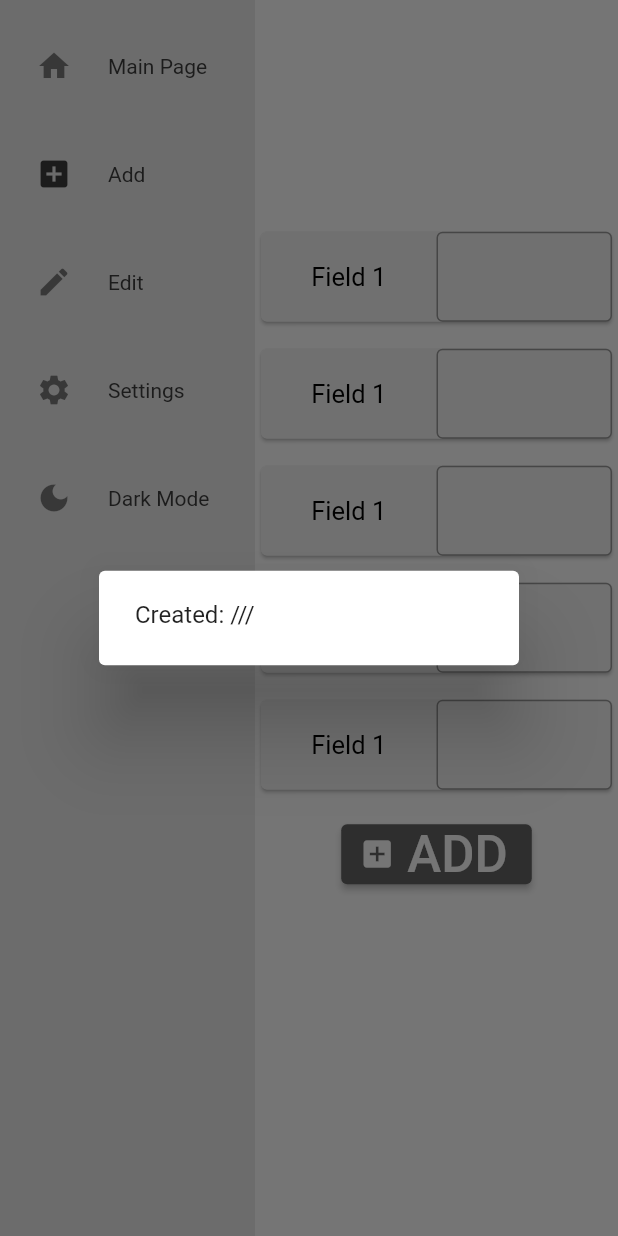
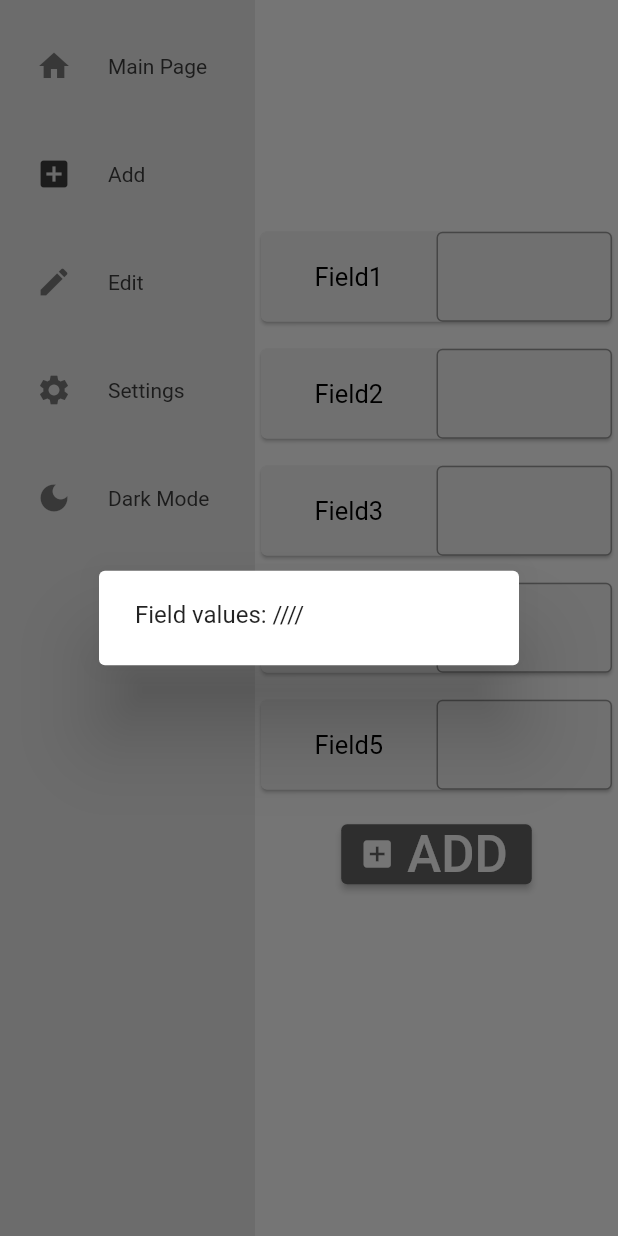
Before and after one commit to koloiyolo/flutter_dessktop_template, a Flutter app: the screen it shows after launch, after a tap on "Add", after a tap on "ADD", on a phone screen of 412 x 824 dp. Run offline on Flutter 3.47's test engine with Material 2 defaults, Android fonts, the light colour scheme and no system bars.

Commit message:
minor changes

```diff
--- a/lib/add.dart
+++ b/lib/add.dart
@@ -1,6 +1,7 @@
 import 'package:flutter/material.dart';
-import 'package:flutter/src/widgets/framework.dart';
-import 'package:flutter/src/widgets/placeholder.dart';
+// import 'package:flutter/src/widgets/framework.dart';
+// import 'package:flutter/src/widgets/placeholder.dart';
+
 import 'globals.dart' as globals;
 
 class AddPage extends StatefulWidget {
@@ -16,11 +17,12 @@ class _AddPageState extends State<AddPage> {
   final f3controller = TextEditingController();
   final f4controller = TextEditingController();
   final f5controller = TextEditingController();
-  var field1;
-  var field2;
-  var field3;
-  var field4;
-  var field5;
+
+  var field1="";
+  var field2="";
+  var field3="";
+  var field4="";
+  var field5="";
 
   @override
   void dispose() {
@@ -64,7 +66,7 @@ class _AddPageState extends State<AddPage> {
                 field5 = f5controller.text;
                 showDialog(context: context, builder: (context){
                   return AlertDialog(
-                    content: Text("Created: "+ field1 + "/" + field2 + "/" + field3 + "/" + field4)
+                    content: Text('Field values: $field1/$field2/$field3/$field4/$field5')
                   );
                 });
               },
@@ -92,7 +94,7 @@ class _AddPageState extends State<AddPage> {
               child: Row(
                 children: [
                   Expanded(
-                    child: Text("Field 1",
+                    child: Text(text,
                         textAlign: TextAlign.center,
                         style: TextStyle(
                             color: globals.textColor,
@@ -104,7 +106,7 @@ class _AddPageState extends State<AddPage> {
                         validator: (value) {},
                         cursorColor: globals.textColor,
                         decoration: InputDecoration(
-                          border: OutlineInputBorder(),
+                          border: const OutlineInputBorder(),
                           fillColor: globals.textColor,
                         ),
                         style: TextStyle(
--- a/lib/edit.dart
+++ b/lib/edit.dart
@@ -14,11 +14,18 @@ class _EditPageState extends State<EditPage> {
   @override
   Widget build(BuildContext context) {
     return Scaffold(
+      backgroundColor: globals.backgroundColor,
       body: Column(
+        mainAxisAlignment: MainAxisAlignment.center,
         children: [
-          Text('Edit Page', style: TextStyle(fontSize: globals.textSize)),
+          Center(child: buildText("editPage")),
         ],
       ),
     );
   }
 }
+
+Text buildText(String text) {
+  return Text(text,
+      style: TextStyle(fontSize: globals.textSize, color: globals.textColor));
+}
--- a/lib/home.dart
+++ b/lib/home.dart
@@ -1,6 +1,6 @@
 import 'package:flutter/material.dart';
-import 'package:flutter/src/widgets/framework.dart';
-import 'package:flutter/src/widgets/placeholder.dart';
+// import 'package:flutter/src/widgets/framework.dart';
+// import 'package:flutter/src/widgets/placeholder.dart';
 import 'globals.dart' as globals;
 
 class HomePage extends StatefulWidget {
@@ -14,11 +14,20 @@ class _HomePageState extends State<HomePage> {
   @override
   Widget build(BuildContext context) {
     return Scaffold(
+      backgroundColor: globals.backgroundColor,
       body: Column(
+        mainAxisAlignment: MainAxisAlignment.center,
         children: [
-          Text('Home Page', style: TextStyle(fontSize: globals.textSize)),
+          Center(child: buildText('homePage'))
         ],
       ),
     );
   }
 }
+
+Text buildText(String text) {
+    return Text(text,
+                    style: TextStyle(
+                        fontSize: globals.textSize,
+                        color: globals.textColor));
+}
--- a/lib/main.dart
+++ b/lib/main.dart
@@ -3,7 +3,7 @@ import 'package:flutter_dessktop_template/add.dart';
 import 'package:flutter_dessktop_template/edit.dart';
 import 'package:flutter_dessktop_template/home.dart';
 import 'package:flutter_dessktop_template/settings.dart';
-import 'package:provider/provider.dart';
+
 import 'globals.dart' as globals;
 
 
@@ -24,7 +24,7 @@ class MyApp extends StatelessWidget {
         debugShowCheckedModeBanner: false,
 
         theme: ThemeData(
-          primaryColor: Color.fromARGB(255, 125, 125, 125)),
+          primaryColor: const Color.fromARGB(255, 125, 125, 125)),
         home: const NavBar()
       );
 
@@ -40,7 +40,7 @@ class NavBar extends StatefulWidget {
 }
 
 class _NavBarState extends State<NavBar> {
-  var lastIndex = 0;
+  int lastIndex = 0;
   int index = 0;
   int darkModeToggle = 0;
   Icon darkLightModeIcon = const Icon(Icons.dark_mode);
@@ -72,29 +72,13 @@ class _NavBarState extends State<NavBar> {
           darkLightModeText = const Text('Light Mode');
           darkModeToggle = 1;
 
-          // Setting dark theme
-          //globals.seedColor = globals.darkModeSeed;
-          globals.backgroundColor = globals.darkModeBackground;
-          globals.navColor= globals.darkNavColor;
-          globals.navIconColor = globals.darkNavIconColor;
-          globals.selectedNavButtonColor = globals.darkSelectedNavButtonColor;
-          globals.textColor = globals.darkTextColor;
-          globals.cardColor = globals.darkNavColor;
-          globals.buttonColor = globals.darkButtonColor;
+          applyDarkTheme();
           }else{
             darkLightModeIcon = const Icon(Icons.dark_mode);
             darkLightModeText = const Text('Dark Mode');
             darkModeToggle = 0;
 
-            // Setting light theme
-            //globals.seedColor = globals.lightModeSeed;
-            globals.backgroundColor=globals.lightModeBackground;
-            globals.navColor = globals.lightNavColor;
-            globals.navIconColor = globals.lightNavIconColor;
-            globals.selectedNavButtonColor = globals.lightSelectedNavButtonColor;
-            globals.textColor = globals.lightTextColor;
-            globals.cardColor = globals.lightCardColor;
-            globals.buttonColor = globals.lightButtonColor;
+            applyLightTheme();
           }
 
       break;
@@ -152,3 +136,25 @@ class _NavBarState extends State<NavBar> {
     );
   }
 }
+
+
+//theme switching
+void applyDarkTheme () {
+          globals.backgroundColor = globals.darkModeBackground;
+          globals.navColor= globals.darkNavColor;
+          globals.navIconColor = globals.darkNavIconColor;
+          globals.selectedNavButtonColor = globals.darkSelectedNavButtonColor;
+          globals.textColor = globals.darkTextColor;
+          globals.cardColor = globals.darkNavColor;
+          globals.buttonColor = globals.darkButtonColor;
+}
+
+void applyLightTheme () {
+            globals.backgroundColor=globals.lightModeBackground;
+            globals.navColor = globals.lightNavColor;
+            globals.navIconColor = globals.lightNavIconColor;
+            globals.selectedNavButtonColor = globals.lightSelectedNavButtonColor;
+            globals.textColor = globals.lightTextColor;
+            globals.cardColor = globals.lightCardColor;
+            globals.buttonColor = globals.lightButtonColor;
+}
--- a/lib/settings.dart
+++ b/lib/settings.dart
@@ -1,6 +1,7 @@
 import 'package:flutter/material.dart';
 //import 'package:flutter/src/widgets/framework.dart';
 //import 'package:flutter/src/widgets/placeholder.dart';
+
 import 'globals.dart' as globals;
 
 class SettingsPage extends StatefulWidget {
@@ -171,7 +172,7 @@ class _SettingsPageState extends State<SettingsPage> {
       ),
     );
   }
-
+}
   Text buildButtonText(String text) {
     return Text(text,
                       style: TextStyle(
@@ -185,4 +186,3 @@ class _SettingsPageState extends State<SettingsPage> {
                         fontSize: globals.textSize,
                         color: globals.textColor));
   }
-}
```
